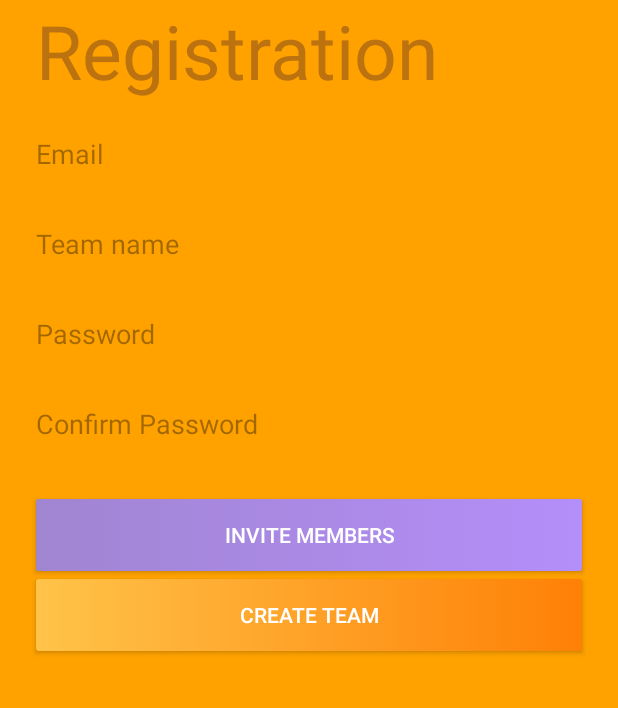
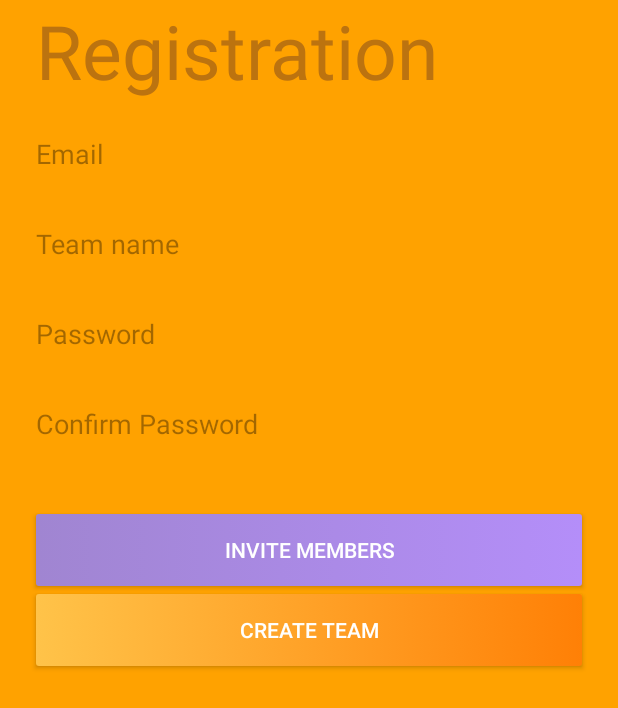
Before and after one commit to theoko/kallendr-android, an Android app: the RegisterActivity screen opened directly, with no data from a screen before it, on a phone screen of 412 x 824 dp. Shown: the top 708 px of the screen. Run offline under Robolectric (Android 15) with nearby library versions, the phone set to English and light mode, and no system bars; our stand-ins replace Firebase (no records; nobody signed in at launch, a user with empty details on screens opened directly).

Commit message:
frontend redesign

```diff
--- a/app/src/main/res/layout/activity_register.xml
+++ b/app/src/main/res/layout/activity_register.xml
@@ -66,6 +66,7 @@
     <android.support.design.card.MaterialCardView
         android:layout_width="match_parent"
         android:layout_height="wrap_content"
+        android:layout_marginTop="10sp"
         android:layout_marginStart="24dp"
         android:layout_marginEnd="24dp">
 
@@ -73,9 +74,9 @@
             android:id="@+id/teamInviteTitle"
             android:layout_width="wrap_content"
             android:layout_height="wrap_content"
-            android:textSize="15sp"
-            android:layout_marginStart="10sp"
-            android:layout_marginBottom="30sp"
+            android:textSize="20sp"
+            android:layout_marginStart="24sp"
+            android:layout_marginBottom="50sp"
             android:visibility="gone"
             android:text="Invite to team" />
 
@@ -84,7 +85,7 @@
             android:layout_width="match_parent"
             android:layout_height="wrap_content"
             android:layout_marginStart="24dp"
-            android:layout_marginTop="10dp"
+            android:layout_marginTop="40dp"
             android:layout_marginEnd="24dp"
             android:orientation="vertical"
             android:visibility="gone">
```
